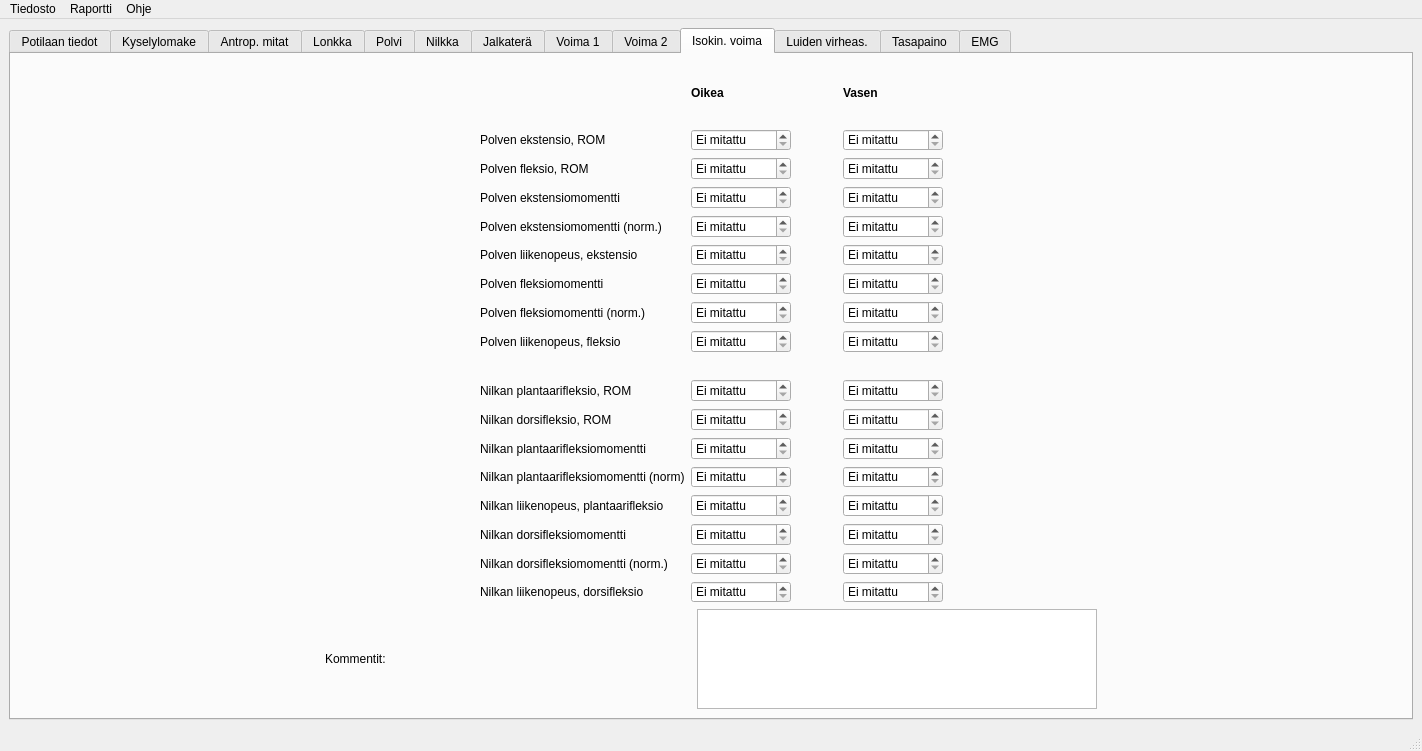
First picture: the form in liikelaaj/tabbed_design.ui, repository jjnurminen/liikelaaj, before the edit.
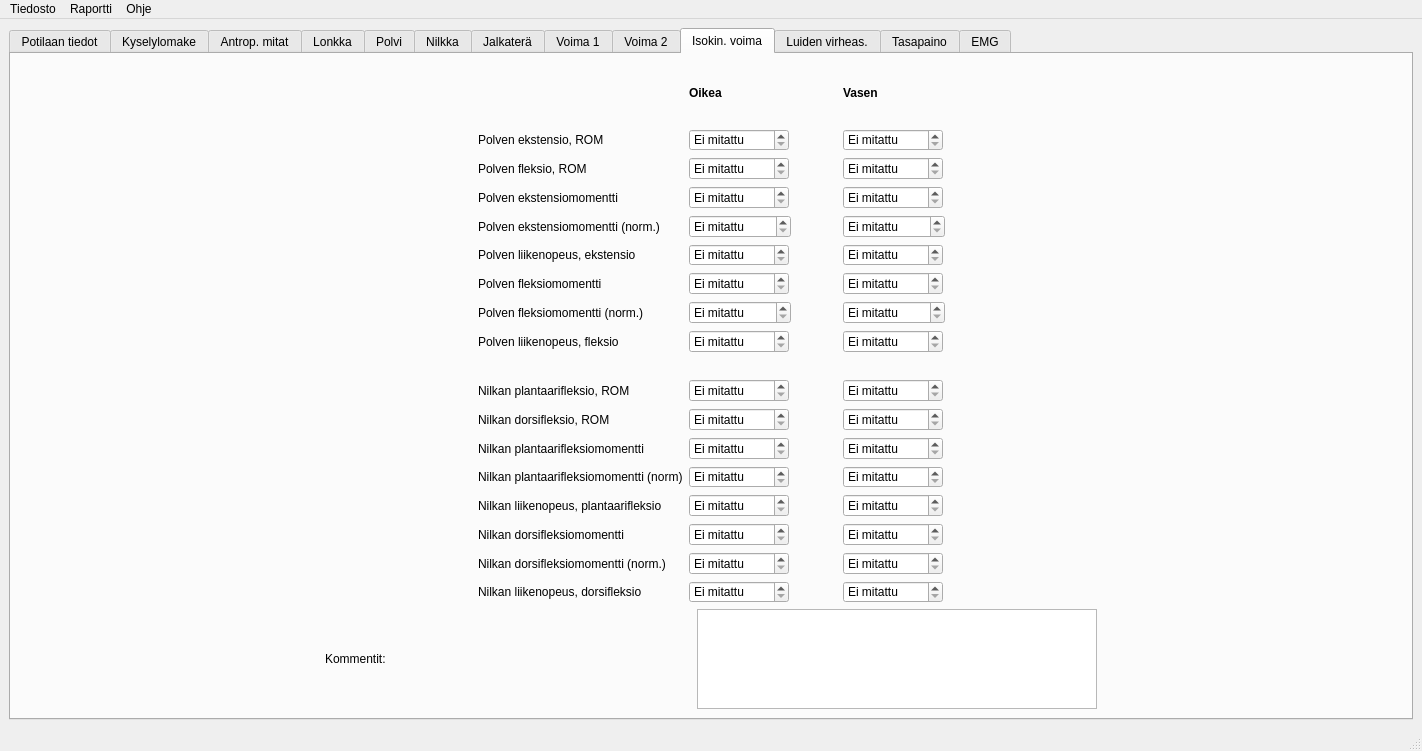
Second picture: the form after the edit. The open tabs and pages were chosen to show the change. Custom widgets are drawn as their Qt base class.

The edit to the form file:
```diff
--- a/liikelaaj/tabbed_design.ui
+++ b/liikelaaj/tabbed_design.ui
@@ -13039,6 +13039,9 @@
             <property name="suffix">
              <string> Nm/kg</string>
             </property>
+            <property name="decimals">
+             <number>3</number>
+            </property>
             <property name="maximum">
              <double>20.000000000000000</double>
             </property>
@@ -13083,6 +13086,9 @@
             <property name="suffix">
              <string> Nm/kg</string>
             </property>
+            <property name="decimals">
+             <number>3</number>
+            </property>
             <property name="maximum">
              <double>20.000000000000000</double>
             </property>
@@ -13114,6 +13120,9 @@
             <property name="suffix">
              <string> Nm/kg</string>
             </property>
+            <property name="decimals">
+             <number>3</number>
+            </property>
             <property name="maximum">
              <double>20.000000000000000</double>
             </property>
@@ -13247,6 +13256,9 @@
             <property name="suffix">
              <string> Nm/kg</string>
             </property>
+            <property name="decimals">
+             <number>3</number>
+            </property>
             <property name="maximum">
              <double>20.000000000000000</double>
             </property>
@@ -13845,6 +13857,12 @@
             <property name="specialValueText">
              <string>Ei mitattu</string>
             </property>
+            <property name="suffix">
+             <string> Nm/kg</string>
+            </property>
+            <property name="decimals">
+             <number>3</number>
+            </property>
             <property name="maximum">
              <double>5.000000000000000</double>
             </property>
@@ -13870,6 +13888,12 @@
             <property name="specialValueText">
              <string>Ei mitattu</string>
             </property>
+            <property name="suffix">
+             <string> Nm/kg</string>
+            </property>
+            <property name="decimals">
+             <number>3</number>
+            </property>
             <property name="maximum">
              <double>5.000000000000000</double>
             </property>
```
Left out of the diff: 16 changed lines with no effect on the pictures.
